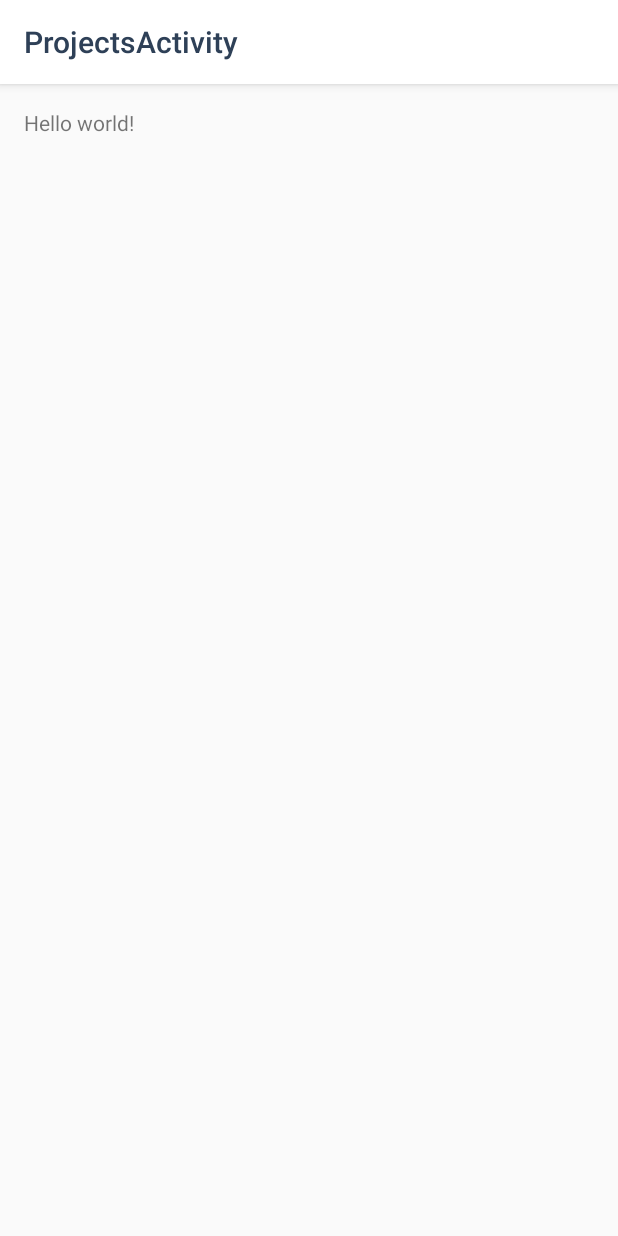
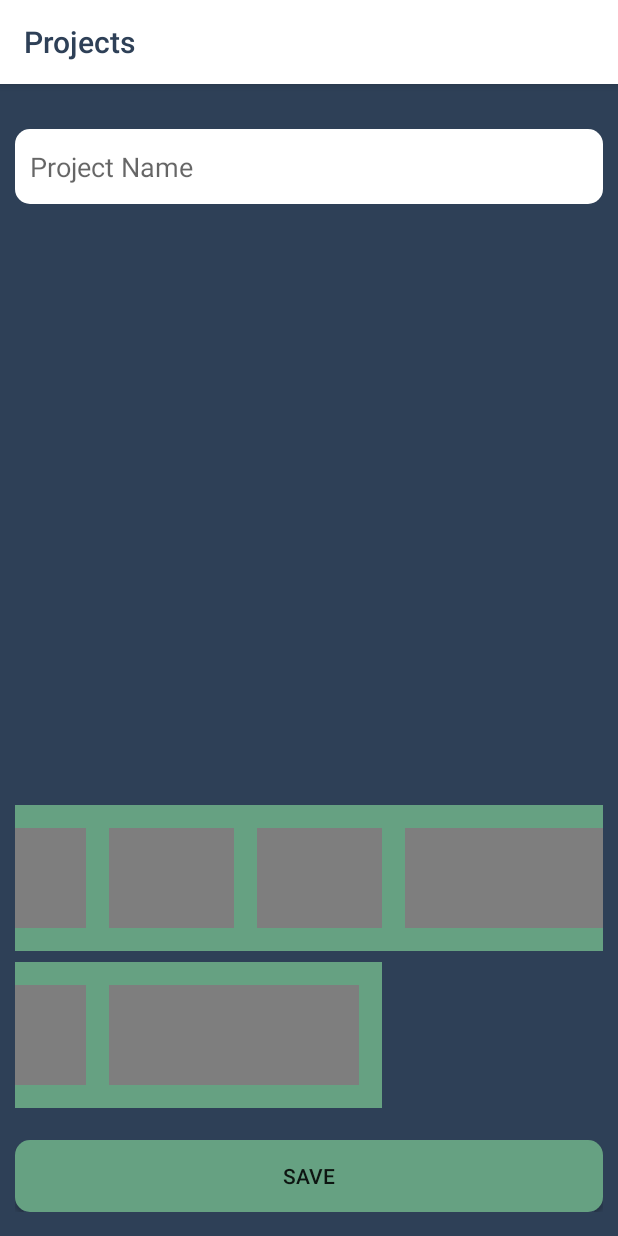
Before and after one commit to Audakel/Haedrian_Stealth, an Android app: the ProjectsActivity screen opened directly, with no data from a screen before it, on a phone screen of 412 x 824 dp. Run offline under Robolectric (Android 15) with nearby library versions, the phone set to English and light mode, and no system bars.

Commit message:
I was accidentally on master so I'm goint to commit this and push it then pull from it to make my changes.

```diff
--- a/Haedrian/app/src/main/AndroidManifest.xml
+++ b/Haedrian/app/src/main/AndroidManifest.xml
@@ -42,12 +42,17 @@
         </activity>
         <activity
             android:name=".ProjectsActivity"
-            android:label="@string/title_activity_projects" >
+            android:label="@string/title_activity_projects"
+            android:windowSoftInputMode="adjustPan|stateVisible" >
         </activity>
         <activity
             android:name=".InvestActivity"
             android:label="@string/title_activity_invest" >
         </activity>
+        <activity
+            android:name=".GridTest"
+            android:label="@string/title_activity_grid_test" >
+        </activity>
     </application>
 
 </manifest>
--- /dev/null
+++ b/Haedrian/app/src/main/java/com/haedrian/haedrian/ImageAdapter.java
@@ -0,0 +1,54 @@
+package com.haedrian.haedrian;
+
+import android.content.Context;
+import android.view.View;
+import android.view.ViewGroup;
+import android.widget.BaseAdapter;
+import android.widget.GridView;
+import android.widget.ImageView;
+
+/**
+ * Created by Logan on 2/23/2015.
+ */
+public class ImageAdapter extends BaseAdapter {
+    private Context mContext;
+
+    public ImageAdapter(Context c) {
+        mContext = c;
+    }
+
+    public int getCount() {
+        return mThumbIds.length;
+    }
+
+    public Object getItem(int position) {
+        return null;
+    }
+
+    public long getItemId(int position) {
+        return 0;
+    }
+
+    // create a new ImageView for each item referenced by the Adapter
+    public View getView(int position, View convertView, ViewGroup parent) {
+        ImageView imageView;
+        if (convertView == null) {  // if it's not recycled, initialize some attributes
+            imageView = new ImageView(mContext);
+            imageView.setLayoutParams(new GridView.LayoutParams(300, 150));
+            imageView.setScaleType(ImageView.ScaleType.CENTER_CROP);
+            imageView.setPadding(2, 2, 2, 2);
+        } else {
+            imageView = (ImageView) convertView;
+        }
+
+        imageView.setImageResource(mThumbIds[position]);
+        return imageView;
+    }
+
+    // references to our images
+    private Integer[] mThumbIds = {
+            R.drawable.project_name_box, R.drawable.project_name_box,
+            R.drawable.project_name_box, R.drawable.project_name_box,
+            R.drawable.project_name_box, R.drawable.project_name_box
+    };
+}
--- a/Haedrian/app/src/main/java/com/haedrian/haedrian/ProjectsActivity.java
+++ b/Haedrian/app/src/main/java/com/haedrian/haedrian/ProjectsActivity.java
@@ -4,14 +4,30 @@ import android.support.v7.app.ActionBarActivity;
 import android.os.Bundle;
 import android.view.Menu;
 import android.view.MenuItem;
+import android.view.View;
+import android.widget.AdapterView;
+import android.widget.GridView;
+import android.widget.Toast;
 
 
 public class ProjectsActivity extends ActionBarActivity {
+
+    private GridView gridView;
 
     @Override
     protected void onCreate(Bundle savedInstanceState) {
         super.onCreate(savedInstanceState);
         setContentView(R.layout.activity_projects);
+
+        gridView = (GridView) findViewById(R.id.gridview);
+        gridView.setAdapter(new ImageAdapter(this));
+
+        gridView.setOnItemClickListener(new AdapterView.OnItemClickListener() {
+            public void onItemClick(AdapterView<?> parent, View v, int position, long id) {
+                Toast.makeText(ProjectsActivity.this, "" + position, Toast.LENGTH_SHORT).show();
+            }
+        });
+
     }
 
 
--- /dev/null
+++ b/Haedrian/app/src/main/res/drawable/project_name_box.xml
@@ -0,0 +1,6 @@
+<?xml version="1.0" encoding="utf-8"?>
+<shape xmlns:android="http://schemas.android.com/apk/res/android">
+    <solid android:color="@color/grey"/>
+    <stroke android:width="15dip" android:color="@color/offset_color" />
+
+</shape>
--- /dev/null
+++ b/Haedrian/app/src/main/res/drawable/round_button.xml
@@ -0,0 +1,5 @@
+<?xml version="1.0" encoding="utf-8"?>
+<shape xmlns:android="http://schemas.android.com/apk/res/android">
+    <solid android:color="@color/offset_color"/>
+    <corners android:radius="10dp" />
+</shape>
--- /dev/null
+++ b/Haedrian/app/src/main/res/drawable/round_edittext.xml
@@ -0,0 +1,5 @@
+<?xml version="1.0" encoding="utf-8"?>
+<shape xmlns:android="http://schemas.android.com/apk/res/android">
+    <solid android:color="@color/white"/>
+    <corners android:radius="10dp" />
+</shape>
--- a/Haedrian/app/src/main/res/layout/activity_projects.xml
+++ b/Haedrian/app/src/main/res/layout/activity_projects.xml
@@ -1,12 +1,48 @@
 <RelativeLayout xmlns:android="http://schemas.android.com/apk/res/android"
-    xmlns:tools="http://schemas.android.com/tools" android:layout_width="match_parent"
-    android:layout_height="match_parent" android:paddingLeft="@dimen/activity_horizontal_margin"
-    android:paddingRight="@dimen/activity_horizontal_margin"
-    android:paddingTop="@dimen/activity_vertical_margin"
-    android:paddingBottom="@dimen/activity_vertical_margin"
-    tools:context="com.haedrian.haedrian.ProjectsActivity">
+    xmlns:tools="http://schemas.android.com/tools"
+    android:layout_width="match_parent"
+    android:layout_height="match_parent"
+    android:paddingLeft="10dp"
+    android:paddingRight="10dp"
+    android:paddingTop="16dp"
+    android:paddingBottom="16dp"
+    android:background="@color/main_color"
+    tools:context="com.haedrian.haedrian.ProjectsActivity" >
 
-    <TextView android:text="@string/hello_world" android:layout_width="wrap_content"
-        android:layout_height="wrap_content" />
+    <EditText
+        android:layout_marginTop="14dp"
+        android:layout_width="fill_parent"
+        android:layout_height="50dp"
+        android:paddingLeft="10dp"
+        android:paddingRight="10dp"
+        android:background="@drawable/round_edittext"
+        android:hint="@string/project_name"/>
+
+
+    <LinearLayout
+        android:layout_width="fill_parent"
+        android:layout_height="wrap_content"
+        android:orientation="vertical"
+        android:layout_alignParentBottom="true">
+
+        <GridView xmlns:android="http://schemas.android.com/apk/res/android"
+            android:id="@+id/gridview"
+            android:layout_width="fill_parent"
+            android:layout_height="wrap_content"
+            android:columnWidth="90dp"
+            android:numColumns="auto_fit"
+            android:verticalSpacing="5dp"
+            android:horizontalSpacing="5dp"
+            android:stretchMode="columnWidth"
+            android:gravity="center"
+            android:layout_marginBottom="20dp"/>
+
+        <Button
+            android:layout_width="fill_parent"
+            android:layout_height="wrap_content"
+            android:background="@drawable/round_button"
+            android:text="@string/save"/>
+
+    </LinearLayout>
 
 </RelativeLayout>
--- /dev/null
+++ b/Haedrian/app/src/main/res/menu/menu_grid_test.xml
@@ -0,0 +1,6 @@
+<menu xmlns:android="http://schemas.android.com/apk/res/android"
+    xmlns:app="http://schemas.android.com/apk/res-auto"
+    xmlns:tools="http://schemas.android.com/tools" tools:context="com.haedrian.haedrian.GridTest">
+    <item android:id="@+id/action_settings" android:title="@string/action_settings"
+        android:orderInCategory="100" app:showAsAction="never" />
+</menu>
--- a/Haedrian/app/src/main/res/values/colors.xml
+++ b/Haedrian/app/src/main/res/values/colors.xml
@@ -11,6 +11,8 @@
     <color name="offset_color">#66A182</color>
     <color name="text_color">#2E4057</color>
     <color name="action_bar">#FFFFFF</color>
+    <color name="white">#FFFFFF</color>
+    <color name="grey">#7E7E7E</color>
 
 
 </resources>
--- a/Haedrian/app/src/main/res/values/strings.xml
+++ b/Haedrian/app/src/main/res/values/strings.xml
@@ -6,6 +6,9 @@
     <string name="action_settings">Settings</string>
     <string name="title_activity_send_request">SendRequestActivity</string>
     <string name="title_activity_add">AddActivity</string>
-    <string name="title_activity_projects">ProjectsActivity</string>
+    <string name="title_activity_projects">Projects</string>
     <string name="title_activity_invest">InvestActivity</string>
+    <string name="save">Save</string>
+    <string name="project_name">Project Name</string>
+    <string name="title_activity_grid_test">GridTest</string>
 </resources>
```
Also changed, not shown: 1 other file.
